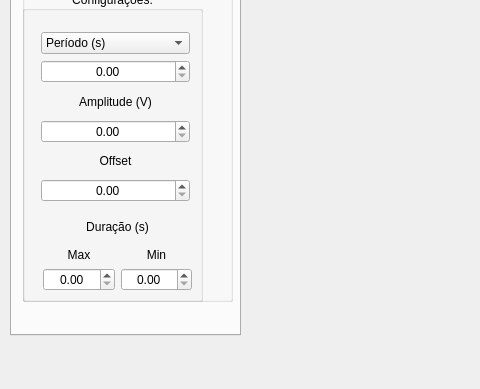
Above: mainwindow.ui from Sc-lab-2016/Lab1 before the change; both pictures show x 0 to 480 and y 372 to 761 of the 1261 by 761 pixel window. Below: the same form after it.
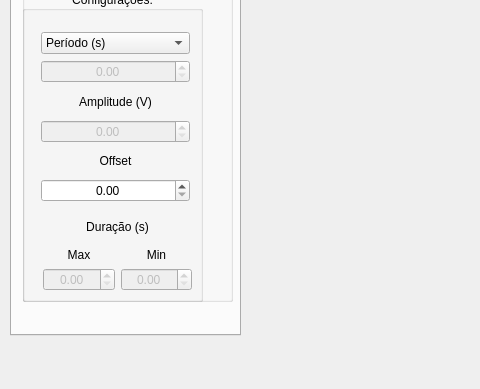
That is the form after the change.

Diff of the .ui file:
```diff
--- a/mainwindow.ui
+++ b/mainwindow.ui
@@ -439,6 +439,9 @@
          </item>
          <item>
           <widget class="QDoubleSpinBox" name="tempo">
+           <property name="enabled">
+            <bool>false</bool>
+           </property>
            <property name="alignment">
             <set>Qt::AlignCenter</set>
            </property>
@@ -456,6 +459,9 @@
          </item>
          <item>
           <widget class="QDoubleSpinBox" name="amplitude">
+           <property name="enabled">
+            <bool>false</bool>
+           </property>
            <property name="alignment">
             <set>Qt::AlignCenter</set>
            </property>
@@ -516,6 +522,9 @@
              </item>
              <item>
               <widget class="QDoubleSpinBox" name="duracao_max">
+               <property name="enabled">
+                <bool>false</bool>
+               </property>
                <property name="alignment">
                 <set>Qt::AlignCenter</set>
                </property>
@@ -537,6 +546,9 @@
              </item>
              <item>
               <widget class="QDoubleSpinBox" name="duracao_min">
+               <property name="enabled">
+                <bool>false</bool>
+               </property>
                <property name="alignment">
                 <set>Qt::AlignCenter</set>
                </property>
```
Left out of the diff: 3 changed lines with no effect on the pictures.
